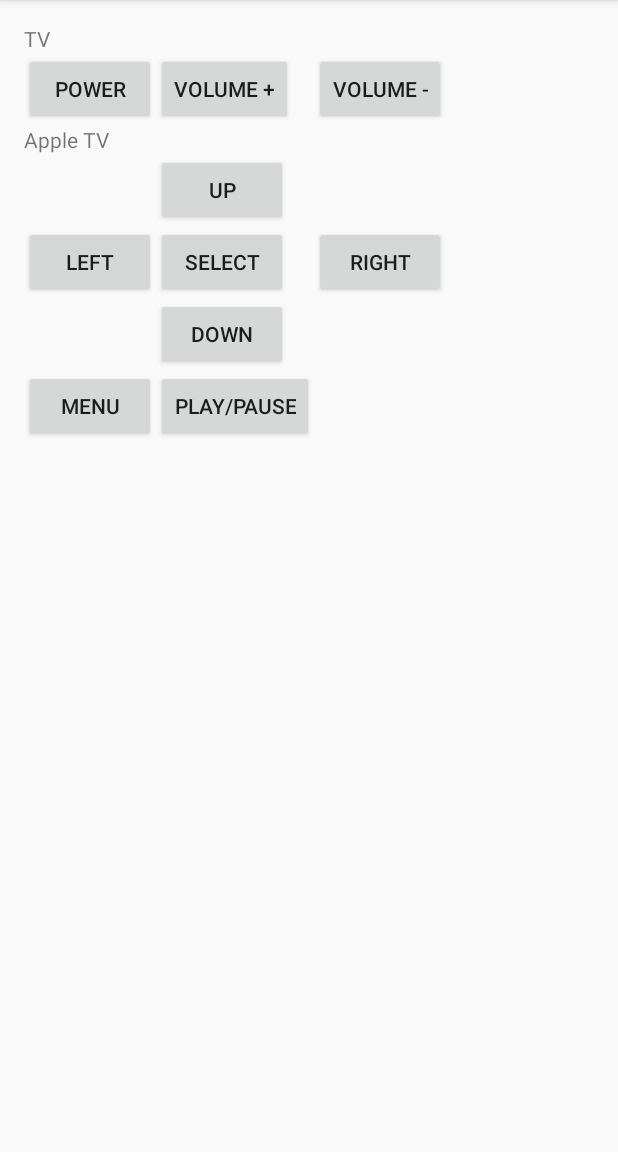
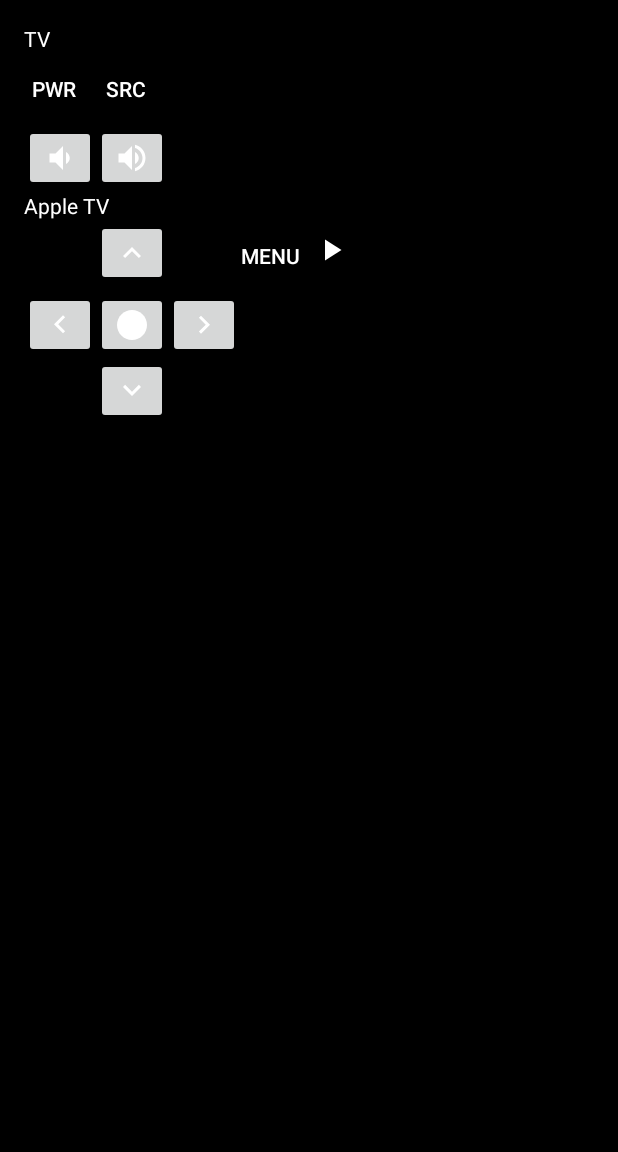
Before and after one commit to dargo600/remote, an Android app: the screen it shows after launch (MainActivity), on a phone screen of 412 x 824 dp, the part 84-1236 px from its top. Run offline under Robolectric (Android 15) with nearby library versions, the phone set to English and light mode, and no system bars; 1 statement that could not run was skipped.

Commit message:
Update UI Buttons
add handling of on click events for buttons
in order to determine when buttons are pressed

```diff
--- a/app/build.gradle
+++ b/app/build.gradle
@@ -9,6 +9,7 @@ android {
         versionCode 1
         versionName "1.0"
         testInstrumentationRunner "android.support.test.runner.AndroidJUnitRunner"
+        vectorDrawables.useSupportLibrary = true
     }
     buildTypes {
         release {
--- /dev/null
+++ b/app/src/main/res/color/button_text.xml
@@ -0,0 +1,8 @@
+<?xml version="1.0" encoding="utf-8"?>
+<selector xmlns:android="http://schemas.android.com/apk/res/android">
+    <item android:state_pressed="true"
+          android:color="@android:color/black"/> <!-- pressed -->
+    <item android:state_focused="true"
+          android:color="#ff0000ff" /> <!-- focused -->
+    <item android:color="@android:color/white"/> <!-- default -->
+</selector>
--- /dev/null
+++ b/app/src/main/res/drawable/button.xml
@@ -0,0 +1,31 @@
+<?xml version="1.0" encoding="utf-8"?>
+<selector xmlns:android="http://schemas.android.com/apk/res/android">
+<item android:state_pressed="true" >
+    <shape>
+        <solid
+            android:color="@android:color/white" />
+        <stroke
+            android:width="1dp"
+            android:color="@android:color/white" />
+        <padding
+            android:left="1dp"
+            android:top="1dp"
+            android:right="1dp"
+            android:bottom="1dp" />
+    </shape>
+</item>
+<item>
+    <shape>
+        <solid
+            android:color="@android:color/black" />
+        <stroke
+            android:width="1dp"
+            android:color="@android:color/black" />
+        <padding
+            android:left="1dp"
+            android:top="1dp"
+            android:right="1dp"
+            android:bottom="1dp" />
+    </shape>
+</item>
+</selector>
--- /dev/null
+++ b/app/src/main/res/drawable/ic_keyboard_arrow_down_white_24dp.xml
@@ -0,0 +1,9 @@
+<vector xmlns:android="http://schemas.android.com/apk/res/android"
+        android:width="24dp"
+        android:height="24dp"
+        android:viewportWidth="24.0"
+        android:viewportHeight="24.0">
+    <path
+        android:fillColor="#FFFFFFFF"
+        android:pathData="M7.41,7.84L12,12.42l4.59,-4.58L18,9.25l-6,6 -6,-6z"/>
+</vector>
--- /dev/null
+++ b/app/src/main/res/drawable/ic_keyboard_arrow_left_white_24dp.xml
@@ -0,0 +1,9 @@
+<vector xmlns:android="http://schemas.android.com/apk/res/android"
+        android:width="24dp"
+        android:height="24dp"
+        android:viewportWidth="24.0"
+        android:viewportHeight="24.0">
+    <path
+        android:fillColor="#FFFFFFFF"
+        android:pathData="M15.41,16.09l-4.58,-4.59 4.58,-4.59L14,5.5l-6,6 6,6z"/>
+</vector>
--- /dev/null
+++ b/app/src/main/res/drawable/ic_keyboard_arrow_right_white_24dp.xml
@@ -0,0 +1,9 @@
+<vector xmlns:android="http://schemas.android.com/apk/res/android"
+        android:width="24dp"
+        android:height="24dp"
+        android:viewportWidth="24.0"
+        android:viewportHeight="24.0">
+    <path
+        android:fillColor="#FFFFFFFF"
+        android:pathData="M8.59,16.34l4.58,-4.59 -4.58,-4.59L10,5.75l6,6 -6,6z"/>
+</vector>
--- /dev/null
+++ b/app/src/main/res/drawable/ic_keyboard_arrow_up_white_24dp.xml
@@ -0,0 +1,9 @@
+<vector xmlns:android="http://schemas.android.com/apk/res/android"
+        android:width="24dp"
+        android:height="24dp"
+        android:viewportWidth="24.0"
+        android:viewportHeight="24.0">
+    <path
+        android:fillColor="#FFFFFFFF"
+        android:pathData="M7.41,15.41L12,10.83l4.59,4.58L18,14l-6,-6 -6,6z"/>
+</vector>
--- /dev/null
+++ b/app/src/main/res/drawable/ic_lens_white_24dp.xml
@@ -0,0 +1,9 @@
+<vector xmlns:android="http://schemas.android.com/apk/res/android"
+        android:width="24dp"
+        android:height="24dp"
+        android:viewportWidth="24.0"
+        android:viewportHeight="24.0">
+    <path
+        android:fillColor="#FFFFFFFF"
+        android:pathData="M12,2C6.48,2 2,6.48 2,12s4.48,10 10,10 10,-4.48 10,-10S17.52,2 12,2z"/>
+</vector>
--- /dev/null
+++ b/app/src/main/res/drawable/ic_play_arrow_24dp.xml
@@ -0,0 +1,8 @@
+<?xml version="1.0" encoding="utf-8"?>
+<selector xmlns:android="http://schemas.android.com/apk/res/android">
+    <item android:state_pressed="true"
+        android:drawable="@drawable/ic_play_arrow_black_24dp" /> <!-- pressed -->
+    <item android:state_focused="true"
+        android:drawable="@drawable/ic_play_arrow_black_24dp" /> <!-- focused -->
+    <item android:drawable="@drawable/ic_play_arrow_white_24dp" /> <!-- default -->
+</selector>
--- /dev/null
+++ b/app/src/main/res/drawable/ic_play_arrow_black_24dp.xml
@@ -0,0 +1,9 @@
+<vector xmlns:android="http://schemas.android.com/apk/res/android"
+    android:width="24dp"
+    android:height="24dp"
+    android:viewportWidth="24.0"
+    android:viewportHeight="24.0">
+    <path
+        android:fillColor="@android:color/black"
+        android:pathData="M8,5v14l11,-7z"/>
+</vector>
--- /dev/null
+++ b/app/src/main/res/drawable/ic_play_arrow_white_24dp.xml
@@ -0,0 +1,9 @@
+<vector xmlns:android="http://schemas.android.com/apk/res/android"
+        android:width="24dp"
+        android:height="24dp"
+        android:viewportWidth="24.0"
+        android:viewportHeight="24.0">
+    <path
+        android:fillColor="@android:color/white"
+        android:pathData="M8,5v14l11,-7z"/>
+</vector>
--- /dev/null
+++ b/app/src/main/res/drawable/ic_volume_down_white_24dp.xml
@@ -0,0 +1,9 @@
+<vector xmlns:android="http://schemas.android.com/apk/res/android"
+        android:width="24dp"
+        android:height="24dp"
+        android:viewportWidth="24.0"
+        android:viewportHeight="24.0">
+    <path
+        android:fillColor="#FFFFFFFF"
+        android:pathData="M18.5,12c0,-1.77 -1.02,-3.29 -2.5,-4.03v8.05c1.48,-0.73 2.5,-2.25 2.5,-4.02zM5,9v6h4l5,5V4L9,9H5z"/>
+</vector>
--- /dev/null
+++ b/app/src/main/res/drawable/ic_volume_up_white_24dp.xml
@@ -0,0 +1,9 @@
+<vector xmlns:android="http://schemas.android.com/apk/res/android"
+        android:width="24dp"
+        android:height="24dp"
+        android:viewportWidth="24.0"
+        android:viewportHeight="24.0">
+    <path
+        android:fillColor="#FFFFFFFF"
+        android:pathData="M3,9v6h4l5,5L12,4L7,9L3,9zM16.5,12c0,-1.77 -1.02,-3.29 -2.5,-4.03v8.05c1.48,-0.73 2.5,-2.25 2.5,-4.02zM14,3.23v2.06c2.89,0.86 5,3.54 5,6.71s-2.11,5.85 -5,6.71v2.06c4.01,-0.91 7,-4.49 7,-8.77s-2.99,-7.86 -7,-8.77z"/>
+</vector>
--- a/app/src/main/res/layout/activity_main.xml
+++ b/app/src/main/res/layout/activity_main.xml
@@ -1,5 +1,6 @@
 <?xml version="1.0" encoding="utf-8"?>
 <GridLayout xmlns:android="http://schemas.android.com/apk/res/android"
+    xmlns:app="http://schemas.android.com/apk/res-auto"
     xmlns:tools="http://schemas.android.com/tools"
     android:layout_width="match_parent"
     android:layout_height="match_parent"
@@ -7,7 +8,8 @@
     android:paddingTop="16dp"
     android:paddingLeft="16dp"
     android:paddingRight="16dp"
-    android:columnCount="3"
+    android:columnCount="5"
+    android:background="@android:color/black"
     tools:context=".MainActivity">
 
     <TextView
@@ -15,6 +17,7 @@
         android:layout_width="wrap_content"
         android:layout_gravity="fill_horizontal"
         android:text="@string/tv"
+        android:textColor="@android:color/white"
         android:layout_row="0"
         android:layout_columnSpan="3" />
 
@@ -24,96 +27,131 @@
         android:layout_height="wrap_content"
         android:layout_row="1"
         android:layout_column="0"
-        android:text="@string/tv_power"
-        android:onClick="updateTVButton" />
+        android:background="@drawable/button"
+        android:contentDescription="@string/power"
+        android:minWidth="40dp"
+        android:onClick="updateTVButton"
+        android:text="@string/power"
+        android:textColor="@color/button_text" />
 
     <Button
-        android:id="@+id/tv_volume_inc"
+        android:id="@+id/tv_source"
+        android:contentDescription="@string/source"
         android:layout_width="wrap_content"
         android:layout_height="wrap_content"
         android:layout_row="1"
         android:layout_column="1"
-        android:text="@string/volume_up"
+        android:minWidth="40dp"
+        android:background="@drawable/button"
+        android:textColor="@color/button_text"
+        android:text="@string/source"
         android:onClick="updateTVButton" />
 
-    <Button
+    <ImageButton
         android:id="@+id/tv_volume_dec"
+        android:contentDescription="@string/volume_down"
         android:layout_width="wrap_content"
         android:layout_height="wrap_content"
-        android:layout_row="1"
-        android:layout_column="2"
-        android:text="@string/volume_down"
+        android:layout_row="2"
+        android:layout_column="0"
+        app:srcCompat="@drawable/ic_volume_down_white_24dp"
+        android:onClick="updateTVButton" />
+
+    <ImageButton
+        android:id="@+id/tv_volume_inc"
+        android:contentDescription="@string/volume_up"
+        android:layout_width="wrap_content"
+        android:layout_height="wrap_content"
+        android:layout_row="2"
+        android:layout_column="1"
+        app:srcCompat="@drawable/ic_volume_up_white_24dp"
         android:onClick="updateTVButton" />
 
     <TextView
         android:layout_height="wrap_content"
         android:layout_width="wrap_content"
         android:layout_gravity="fill_horizontal"
-        android:layout_row="2"
+        android:layout_row="3"
         android:layout_column="0"
-        android:text="@string/apple_tv" />
+        android:text="@string/apple_tv"
+        android:textColor="@android:color/white"
+        android:layout_columnSpan="3" />
 
-    <Button
+    <ImageButton
         android:id="@+id/apple_up"
-        android:layout_width="wrap_content"
-        android:layout_height="wrap_content"
-        android:layout_row="3"
-        android:layout_column="1"
-        android:onClick="updateTVButton"
-        android:text="UP" />
-
-    <Button
-        android:id="@+id/apple_left"
+        android:contentDescription="@string/up"
         android:layout_width="wrap_content"
         android:layout_height="wrap_content"
         android:layout_row="4"
-        android:layout_column="0"
-        android:text="Left"
-        android:onClick="updateTVButton" />
-
-    <Button
-        android:id="@+id/apple_select"
-        android:layout_width="wrap_content"
-        android:layout_height="wrap_content"
-        android:text="@string/select"
-        android:layout_row="4"
         android:layout_column="1"
-        android:onClick="updateTVButton" />
-
-    <Button
-        android:id="@+id/apple_right"
-        android:layout_width="wrap_content"
-        android:layout_height="wrap_content"
-        android:layout_row="4"
-        android:layout_column="2"
-        android:text="Right"
-        android:onClick="updateTVButton" />
-
-    <Button
-        android:id="@+id/apple_down"
-        android:layout_width="wrap_content"
-        android:layout_height="wrap_content"
-        android:layout_row="5"
-        android:layout_column="1"
-        android:text="Down"
-        android:onClick="updateTVButton" />
+        android:onClick="updateTVButton"
+        app:srcCompat="@drawable/ic_keyboard_arrow_up_white_24dp" />
 
     <Button
         android:id="@+id/apple_menu"
         android:layout_width="wrap_content"
         android:layout_height="wrap_content"
-        android:layout_row="6"
+        android:layout_row="4"
+        android:layout_column="3"
+        android:layout_gravity="center_vertical"
+        android:background="@drawable/button"
+        android:contentDescription="@string/menu"
+        android:minWidth="40dp"
+        android:onClick="updateTVButton"
+        android:text="@string/menu"
+        android:textColor="@color/button_text" />
+
+    <ImageButton
+        android:id="@+id/apple_play"
+        android:layout_width="40dp"
+        android:layout_height="40dp"
+        android:layout_row="4"
+        android:layout_column="4"
+        android:background="@drawable/button"
+        android:contentDescription="@string/play"
+        android:onClick="updateTVButton"
+        android:text="@string/play"
+        android:textColor="@color/button_text"
+        app:srcCompat="@drawable/ic_play_arrow_24dp" />
+
+    <ImageButton
+        android:id="@+id/apple_left"
+        android:contentDescription="@string/left"
+        android:layout_width="wrap_content"
+        android:layout_height="wrap_content"
+        android:layout_row="5"
         android:layout_column="0"
-        android:text="@string/menu"
+        app:srcCompat="@drawable/ic_keyboard_arrow_left_white_24dp"
         android:onClick="updateTVButton" />
 
-    <Button
-        android:id="@+id/apple_play"
+    <ImageButton
+        android:id="@+id/apple_select"
+        android:contentDescription="@string/select"
+        android:layout_width="wrap_content"
+        android:layout_height="wrap_content"
+        android:layout_row="5"
+        android:layout_column="1"
+        app:srcCompat="@drawable/ic_lens_white_24dp"
+        android:onClick="updateTVButton" />
+
+    <ImageButton
+        android:id="@+id/apple_right"
+        android:contentDescription="@string/right"
+        android:layout_width="wrap_content"
+        android:layout_height="wrap_content"
+        android:layout_row="5"
+        android:layout_column="2"
+        app:srcCompat="@drawable/ic_keyboard_arrow_right_white_24dp"
+        android:onClick="updateTVButton" />
+
+    <ImageButton
+        android:id="@+id/apple_down"
+        android:contentDescription="@string/down"
         android:layout_width="wrap_content"
         android:layout_height="wrap_content"
         android:layout_row="6"
         android:layout_column="1"
-        android:text="@string/play"
+        app:srcCompat="@drawable/ic_keyboard_arrow_down_white_24dp"
         android:onClick="updateTVButton" />
 
 </GridLayout>
--- a/app/src/main/res/values/strings.xml
+++ b/app/src/main/res/values/strings.xml
@@ -1,10 +1,15 @@
 <resources>
     <string name="app_name">Remote Control</string>
     <string name="tv">TV</string>
-    <string name="tv_power">Power</string>
+    <string name="apple_tv">Apple TV</string>
+    <string name="power">PWR</string>
+    <string name="source">SRC</string>
     <string name="volume_up">Volume +</string>
     <string name="volume_down">Volume -</string>
-    <string name="apple_tv">Apple TV</string>
+    <string name="up">Up</string>
+    <string name="left">Left</string>
+    <string name="right">Right</string>
+    <string name="down">Down</string>
     <string name="select">Select</string>
     <string name="menu">Menu</string>
     <string name="play">Play/Pause</string>
```
Also changed, not shown: build.gradle (line endings or trailing spaces), 1 other file.
